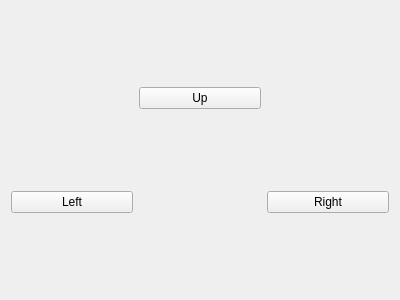
This is src/qlient/qtessclient.ui in daemacles/ess as Qt 5 draws it before an edit. The edited form follows.
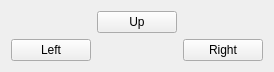
This is the edited form.

Patch:
```diff
--- a/src/qlient/qtessclient.ui
+++ b/src/qlient/qtessclient.ui
@@ -6,8 +6,8 @@
    <rect>
     <x>0</x>
     <y>0</y>
-    <width>400</width>
-    <height>300</height>
+    <width>166</width>
+    <height>60</height>
    </rect>
   </property>
   <property name="windowTitle">
```
